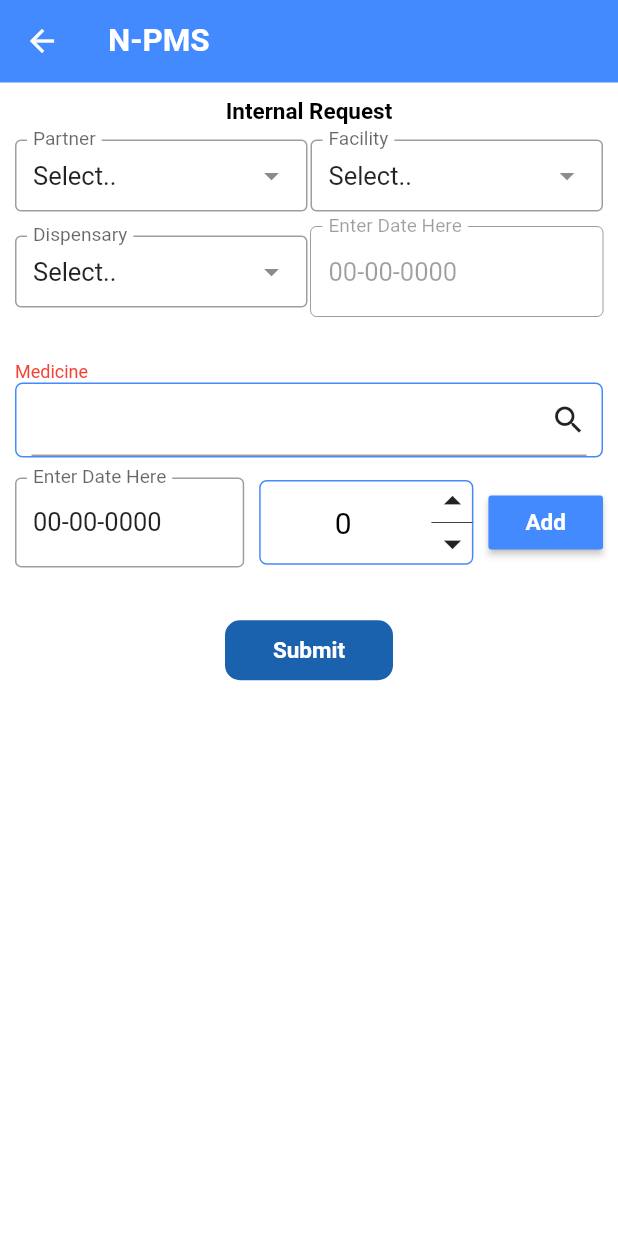
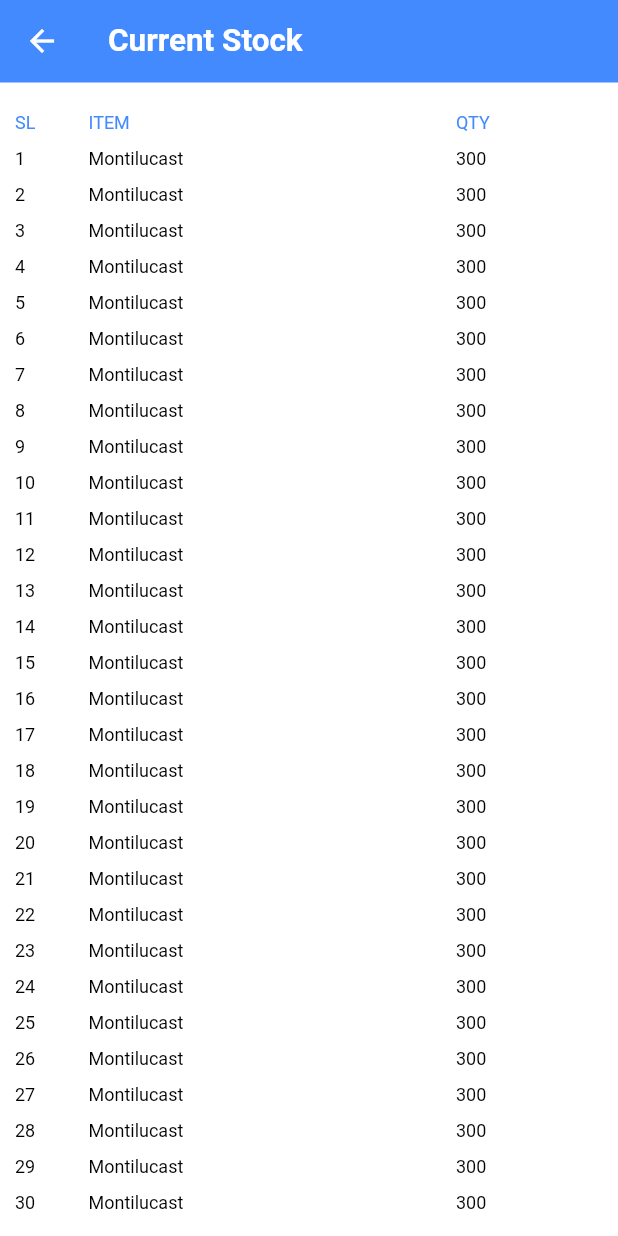
Before and after one commit to shahkutub/unhcr_pms_app_flutter, a Flutter app: the AfterLoginHomeView screen opened by its route, after a tap on "Current Stock", on a phone screen of 412 x 824 dp. Run offline on Flutter 3.47's test engine with Material 2 defaults, Android fonts, the phone set to English and light mode, and no system bars; drawn by our look-alikes of dropdown_search; our stand-ins replace connectivity_plus, fl_chart, flutter_spinkit, flutter_svg, geolocator, get and 6 more; missing offline and left inert: connectivity_plus_web, geolocator_web, image_picker_for_web, network_info_plus_web, syncfusion_flutter_pdfviewer_web; accounts and stored records are empty; statements that could not run were skipped.

Commit message:
current stock

```diff
--- /dev/null
+++ b/lib/app/modules/current_stock/current_stock_binding.dart
@@ -0,0 +1,14 @@
+
+
+import 'package:brac_arna/app/modules/current_stock/current_stock_controller.dart';
+import 'package:get/get.dart';
+
+
+class CurrentStockBinding extends Bindings{
+  @override
+  void dependencies() {
+    Get.lazyPut<CurrentStockController>(
+          () => CurrentStockController(),
+    );
+  }
+}
--- /dev/null
+++ b/lib/app/modules/current_stock/current_stock_controller.dart
@@ -0,0 +1,157 @@
+
+
+import 'package:brac_arna/app/database_helper/offline_database_helper.dart';
+import 'package:brac_arna/app/services/auth_service.dart';
+import 'package:flutter/widgets.dart';
+import 'package:get/get.dart';
+import 'package:intl/intl.dart';
+
+
+
+class CurrentStockController extends GetxController{
+
+  static CurrentStockController get i => Get.find();
+  //final GlobalKey<FormFieldBuilder> key = GlobalKey<FormBuilderState>();
+
+  // final List<String> _suggestions = <String>[
+  //   'Alligator',
+  //   'Buffalo',
+  //   'Chicken',
+  //   'Dog',
+  //   'Eagle',
+  //   'Frog'
+  // ].obs;
+  final List areaList = [
+    {"name": "Block 1", "id": "124612615"},
+    {"name": "Block 2", "id": "124612615"},
+    {"name": "Block 3", "id": "124612615"},
+    {"name": "PECHS block 1", "id": "124612615"},
+    {"name": "PECHS block 2", "id": "124612615"},
+    {"name": "PECHS block 3", "id": "124612615"},
+    {"name": "PECHS block 4", "id": "124612615"},
+    {"name": "PECHS block 5", "id": "124612615"},
+    {"name": "PECHS block 6", "id": "124612615"},
+    {"name": "PECHS block 7", "id": "12461265"},
+    {"name": "PECHS block 8", "id": "12461215"},
+    {"name": "PECHS block 9", "id": "12461615"},
+    {"name": "PECHS block 0", "id": "12462615"},
+    {"name": "PECHS block 89", "id": "12612615"},
+    {"name": "PECHS block 88", "id": "1261265"},
+    {"name": "PECHS block 87", "id": "14612615"},
+  ];
+  final List<String> names = <String>['Aby', 'Aish', 'Ayan', 'Ben', 'Bob', 'Charlie', 'Cook', 'Carline'].obs;
+  final List<int> msgCount = <int>[2, 0, 10, 6, 52, 4, 0, 2].obs;
+  final List<ItemDispatchModel> itemList = <ItemDispatchModel>[].obs;
+  final List<ItemDispatchModel> searchItemList = <ItemDispatchModel>[].obs;
+
+  var controllerQty = TextEditingController().obs;
+  var controllerItemName = TextEditingController().obs;
+
+
+  var nameInput = ''.obs;
+  var itemName = ''.obs;
+  var itemAvQty = '0'.obs;
+  var itemQty = ''.obs;
+
+  var userNAme = ''.obs;
+  var userRole = ''.obs;
+  var selectedItem = ''.obs;
+  var pSerialN0 = '0'.obs;
+  final dbHelper = DatabaseHelper.instance;
+  @override
+  void onInit() {
+    // TODO: implement onInit
+    super.onInit();
+    controllerQty.value.text = "0";
+    userNAme.value = Get.find<AuthService>().currentUser.value.data!.users!.username!.toString();
+    userRole.value = Get.find<AuthService>().currentUser.value.data!.roles![0].role_name!;
+    //insert_patient_serialToLocalDB();
+
+     getPSerialNo();
+
+  }
+
+  Future<void> getPSerialNo() async {
+    var now = new DateTime.now();
+    var formatter = new DateFormat('yyyy-MM-dd');
+    String formattedDate = formatter.format(now);
+    print(formattedDate);
+    await dbHelper.deleteSerial(formattedDate);
+
+    var localdataSize = await dbHelper.getAllPatientSerial();
+    print('localdataSize: ${localdataSize.length}');
+    pSerialN0.value = '${localdataSize.length + 1}';
+  }
+
+  Future<void> insert_patient_serialToLocalDB() async {
+    var now = new DateTime.now();
+    var formatter = new DateFormat('yyyy-MM-dd');
+    String formattedDate = formatter.format(now);
+    print(formattedDate);
+
+    Map<String, dynamic> row = {
+      DatabaseHelper.date: formattedDate
+    };
+    await dbHelper.insert_patient_serial(row);
+    var localdataSize = await dbHelper.getAllPatientSerial();
+    print('localdataSize: ${localdataSize.length}');
+    getPSerialNo();
+    //await dbHelper.deleteSerial(formattedDate);
+
+    //await dbHelper.insert_patient_serial(row);
+    // var localdataSize2 = await dbHelper.getAllPatientSerial();
+    // print('localdataSize: ${localdataSize2.length}');
+
+    // var localdataSize = await dbHelper.queryAllRecords();
+    // print('localdataSize: ${localdataSize.length}');
+    // for (var i = 0; i < localdataSize.length; i++) {
+    //   Map<String, dynamic> map = localdataSize[i];
+    //   var name = map['name'];
+    //   print("name: "+name);
+    //   // var id = map['id'];
+    // }
+
+
+  }
+
+  void addItemToList(){
+
+    var item = ItemDispatchModel(itemName.value, itemAvQty.value, itemQty.value);
+    itemList.insert(0, item);
+    print("itemList: "+itemList[0].name);
+
+    names.insert(0,nameInput.value);
+    msgCount.insert(0, 0);
+    //itemAvQty.value = "";
+  }
+
+
+  @override
+  void onReady() {
+    // TODO: implement onReady
+    super.onReady();
+  }
+  onSearchTextChanged(String text) async {
+    searchItemList.clear();
+    if (text.isEmpty) {
+     // setState(() {});
+      return;
+    }
+
+    searchItemList.forEach((appointmentData) {
+      if (appointmentData.name!.toLowerCase().contains(text.toLowerCase()))
+        searchItemList.add(appointmentData);
+    });
+
+
+  }
+
+}
+
+class ItemDispatchModel {
+  var name = "";
+  var availqty = "";
+  var qty = "";
+
+  ItemDispatchModel(this.name, this.availqty, this.qty);
+}
--- /dev/null
+++ b/lib/app/modules/current_stock/current_stock_view.dart
@@ -0,0 +1,190 @@
+
+
+import 'package:brac_arna/app/modules/consumption_tally/controllers/consumption_tally_controller.dart';
+import 'package:brac_arna/app/modules/current_stock/current_stock_controller.dart';
+import 'package:dropdown_search/dropdown_search.dart';
+import 'package:flutter/material.dart';
+import 'package:flutter/src/widgets/framework.dart';
+import 'package:get/get.dart';
+import 'package:get/get_state_manager/src/simple/get_view.dart';
+import 'package:getwidget/components/search_bar/gf_search_bar.dart';
+import 'package:intl/intl.dart';
+
+
+class CurrentStockView extends GetView<CurrentStockController>{
+  final _size = Get.size;
+  String date = "";
+  DateTime selectedDate = DateTime.now();
+  var txt = TextEditingController();
+  @override
+  Widget build(BuildContext context) {
+    Get.find<CurrentStockController>();
+    double width;
+    double height;
+    width = MediaQuery.of(context).size.width;
+    height = MediaQuery.of(context).size.height;
+    txt.text = "00-00-0000";
+    // TextEditingController _controller = TextEditingController();
+    // _controller.text = "0";
+    // final List<String> _suggestions = [
+    //   'Alligator',
+    //   'Buffalo',
+    //   'Chicken',
+    //   'Dog',
+    //   'Eagle',
+    //   'Frog'
+    // ];
+    return Scaffold(
+        backgroundColor: Colors.white,
+        appBar: PreferredSize(
+          preferredSize: Size(60,55),
+          child:  AppBar(
+              backgroundColor: Colors.blueAccent,
+              elevation: 0,
+              centerTitle: true,
+              //title: Text('Item Dispatch')
+
+            title: Stack(alignment: Alignment.center,
+              children: <Widget>[
+                Container(
+                  alignment: Alignment.centerLeft,
+                  child: Text('Current Stock'),),
+                // Container(
+                //   alignment: Alignment.centerRight,
+                //   child: Column(
+                //             mainAxisAlignment: MainAxisAlignment.center,
+                //             crossAxisAlignment: CrossAxisAlignment.center,
+                //             children: [
+                //
+                //               Obx(() => Text(""+controller.userNAme.value,
+                //                   style: TextStyle(color: Colors.white,fontSize: 12),
+                //                   textAlign:TextAlign.center,
+                //                 ),
+                //               ),
+                //
+                //               Obx(
+                //                     () => Text(""+controller.userRole.value,
+                //                   style: TextStyle(color: Colors.white,fontSize: 12),
+                //                   textAlign:TextAlign.center,
+                //                 ),
+                //               ),
+                //
+                //
+                //             ],
+                //           ),
+                // )
+              ],
+            ),
+
+          ),
+        ),
+      //resizeToAvoidBottomInset: true,
+        body:Container(
+          margin: EdgeInsets.all(10),
+          // child: Container(
+          //   //height: 200,
+          //   //width: Get.width-24,
+          //   padding: EdgeInsets.all(12),
+          //   margin: EdgeInsets.all(12),
+            // decoration: BoxDecoration(
+            //     color: Color(0xffFFF4DE),
+            //     borderRadius: BorderRadius.all(Radius.circular(10))
+            // ),
+
+            child: Column(
+              mainAxisAlignment: MainAxisAlignment.start,
+              crossAxisAlignment: CrossAxisAlignment.start,
+              children: [
+               // Text('Top 10 Consumed Medicine'),
+                SizedBox( height:10),
+                Row(
+                  children: <Widget>[
+                    Expanded(child:  Text("SL",style: TextStyle(color: Colors.blueAccent,fontSize: 12),), flex: 1,),
+                    Expanded(child:  Text("ITEM",style: TextStyle(color: Colors.blueAccent,fontSize: 12),), flex: 5,),
+                    Expanded(child:  Text("QTY",style: TextStyle(color: Colors.blueAccent,fontSize: 12),), flex: 2,),
+                  ],
+                ),
+                Expanded(child: ListView.builder(
+                    itemCount: 50,
+                    //primary: false,
+                    shrinkWrap: true,
+                    itemBuilder: (BuildContext context, int index) {
+                      var sl = index+1;
+                      return Column(
+                        children: [
+                          SizedBox( height:10),
+                          Row(
+                            children: <Widget>[
+                              Expanded(child:  Text(""+sl.toString(),style: TextStyle(color: Colors.black,fontSize: 12),), flex: 1,),
+                              Expanded(child:  Text("Montilucast  ",style: TextStyle(color: Colors.black,fontSize: 12),), flex: 5,),
+                              Expanded(child:  Text("300",style: TextStyle(color: Colors.black,fontSize: 12),), flex: 2,),
+                            ],
+                          ),
+                        ],
+
+                      );
+                    }),),
+
+                // Container(
+                //   height: Get.height-150,
+                //   ),
+
+
+              ],
+            ),
+
+          //),
+
+        ),
+
+
+    );
+  }
+  void _showDialog(BuildContext context, String s) {
+    showDialog(
+      context: context,
+      builder: (BuildContext context) {
+        return AlertDialog(
+          title: new Text("Alert!!"),
+          content: new Text(s),
+          actions: <Widget>[
+            new FlatButton(
+              child: new Text("OK"),
+              onPressed: () {
+                Navigator.of(context).pop();
+              },
+            ),
+          ],
+        );
+      },
+    );
+  }
+  void _showToast(BuildContext context , String s) {
+    final scaffold = ScaffoldMessenger.of(context);
+    scaffold.showSnackBar(
+      SnackBar(
+        content:  Text(''+s),
+        action: SnackBarAction(label: 'UNDO', onPressed: scaffold.hideCurrentSnackBar),
+      ),
+    );
+  }
+
+  void _selectDate(BuildContext context) async {
+    final DateTime? selected = await showDatePicker(
+      context: context,
+      initialDate: selectedDate,
+      firstDate: DateTime(2010),
+      lastDate: DateTime(2025),
+    );
+    if (selected != null && selected != selectedDate)
+      //setState(() {
+        selectedDate = selected;
+   // var now = new DateTime.now();
+    //var formatter = new DateFormat('yyyy-MM-dd');
+    var formatter = new DateFormat('dd-MM-yyyy');
+    String formattedDate = formatter.format(selectedDate);
+    print(formattedDate);
+    txt.text = formattedDate.toString();
+      //});
+  }
+}
--- a/lib/app/modules/login/views/after_login_home_view.dart
+++ b/lib/app/modules/login/views/after_login_home_view.dart
@@ -145,7 +145,8 @@ class AfterLoginHomeView extends GetView<after_login_controller> {
                             //   child:
                               GestureDetector(
                                   onTap: () {
-                                    controller.get_drug_list(context);
+                                    Get.toNamed(Routes.Current_STOCK);
+                                    //controller.get_drug_list(context);
                                     // if(controller.drugList.length == 0){
                                     //   //controller.get_drug_list(context);
                                     //   Ui.defaultSnackBar(message: 'Medicine data empty,please Sync');
@@ -247,7 +248,7 @@ class AfterLoginHomeView extends GetView<after_login_controller> {
                               //child:
                               GestureDetector(
                                   onTap: () {
-                                    Get.toNamed(Routes.INTERNAL_REQUEST);
+                                    //Get.toNamed(Routes.INTERNAL_REQUEST);
                                   },
                                   child: Card(
                                     elevation: 5,
@@ -460,12 +461,13 @@ class AfterLoginHomeView extends GetView<after_login_controller> {
                             //   child:
                             GestureDetector(
                                 onTap: () {
-                                  if(controller.drugList.length == 0){
-                                    //controller.get_drug_list(context);
-                                    Ui.defaultSnackBar(message: 'Medicine data empty,please Sync');
-                                  }else{
-                                    Get.toNamed(Routes.ITEM_DISPATCH);
-                                  }
+                                  //Get.toNamed(Routes.Current_STOCK);
+                                  // if(controller.drugList.length == 0){
+                                  //   //controller.get_drug_list(context);
+                                  //   Ui.defaultSnackBar(message: 'Medicine data empty,please Sync');
+                                  // }else{
+                                  //   Get.toNamed(Routes.ITEM_DISPATCH);
+                                  // }
 
                                 },
                                 child: Card(
@@ -511,7 +513,7 @@ class AfterLoginHomeView extends GetView<after_login_controller> {
                             //   child:
                             GestureDetector(
                                 onTap: () {
-                                  Get.toNamed(Routes.CONSUMPTION_TALLY);
+                                  //Get.toNamed(Routes.CONSUMPTION_TALLY);
                                 },
                                 child: Card(
                                   elevation: 5,
@@ -555,7 +557,8 @@ class AfterLoginHomeView extends GetView<after_login_controller> {
                             //child:
                             GestureDetector(
                                 onTap: () {
-                                  Get.toNamed(Routes.INTERNAL_REQUEST);
+                                  Get.toNamed(Routes.Current_STOCK);
+                                  //Get.toNamed(Routes.INTERNAL_REQUEST);
                                 },
                                 child: Card(
                                   elevation: 5,
--- a/lib/app/routes/app_pages.dart
+++ b/lib/app/routes/app_pages.dart
@@ -1,5 +1,7 @@
 import 'package:brac_arna/app/modules/consumption_tally/bindings/consumption_tally_binding.dart';
 import 'package:brac_arna/app/modules/consumption_tally/views/consumption_tally_view.dart';
+import 'package:brac_arna/app/modules/current_stock/current_stock_binding.dart';
+import 'package:brac_arna/app/modules/current_stock/current_stock_view.dart';
 import 'package:brac_arna/app/modules/internal_request/controllers/internal_request_controller.dart';
 import 'package:brac_arna/app/modules/item_dispatch/bindings/item_dispatch_binding.dart';
 import 'package:brac_arna/app/modules/item_dispatch/views/item_dispatch_view.dart';
@@ -67,6 +69,12 @@ class AppPages {
       page: () => InternalRequestView(),
       binding: InternalRequestBinding(),
     ),
+    GetPage(
+      name: _Paths.Current_STOCK,
+      page: () => CurrentStockView(),
+      binding: CurrentStockBinding(),
+    ),
+
 
 
   ];
--- a/lib/app/routes/app_routes.dart
+++ b/lib/app/routes/app_routes.dart
@@ -18,6 +18,7 @@ abstract class Routes {
   static const ITEM_DISPATCH = _Paths.ITEM_DISPATCH;
   static const CONSUMPTION_TALLY = _Paths.CONSUMPTION_TALLY;
   static const INTERNAL_REQUEST = _Paths.INTERNAL_REQUEST;
+  static const Current_STOCK = _Paths.Current_STOCK;
 
 }
 
@@ -36,4 +37,5 @@ abstract class _Paths {
   static const ITEM_DISPATCH = '/item_dispatch';
   static const CONSUMPTION_TALLY = '/consumption_tally';
   static const INTERNAL_REQUEST = '/internal_request';
+  static const Current_STOCK = '/current_stock';
 }
```
Also changed, not shown: 4 other files.
